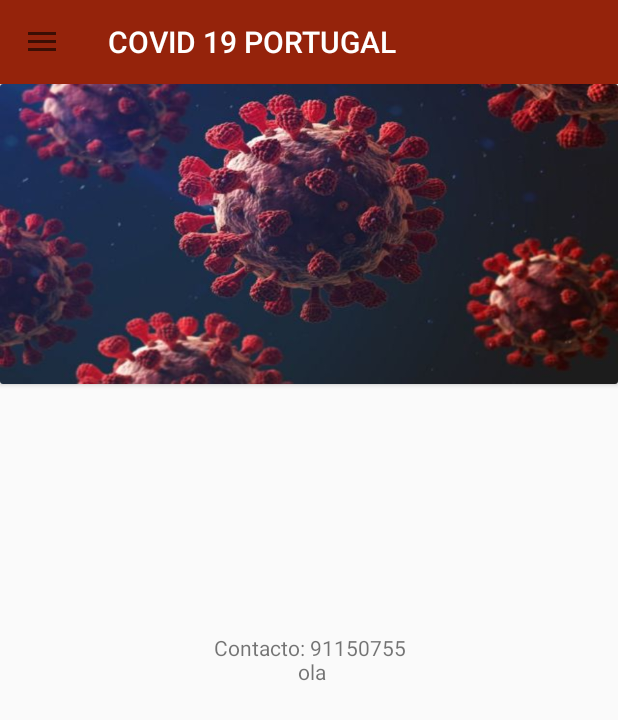
After one commit to ULHT-CM-2020-21/projeto-android-nativo-6, an Android app: the fragment ContactosFragment placed in its activity, on a phone screen of 412 x 824 dp. The commit adds this screen. Shown: the top 720 px of the screen. Run offline under Robolectric (Android 15) with nearby library versions, the phone set to English and light mode, and no system bars.

Commit message:
Mudei imagens e tirei negrito :/

```diff
--- a/app/src/main/AndroidManifest.xml
+++ b/app/src/main/AndroidManifest.xml
@@ -11,7 +11,7 @@
         android:supportsRtl="true">
         <activity
             android:name=".MainActivity"
-            android:label="Nome Aplicação">
+            android:label="@string/app_name">
 
             <intent-filter>
                 <action android:name="android.intent.action.MAIN" />
--- /dev/null
+++ b/app/src/main/java/pt/ulusofona/deisi/a2020/cm/g6/ContactosFragment.kt
@@ -0,0 +1,17 @@
+package pt.ulusofona.deisi.a2020.cm.g6
+
+import android.os.Bundle
+import androidx.fragment.app.Fragment
+import android.view.LayoutInflater
+import android.view.View
+import android.view.ViewGroup
+
+
+class ContactosFragment : Fragment() {
+
+    override fun onCreateView(inflater: LayoutInflater, container: ViewGroup?, savedInstanceState: Bundle?): View? {
+        return inflater.inflate(R.layout.fragment_contactos, container, false)
+    }
+
+
+}
--- a/app/src/main/java/pt/ulusofona/deisi/a2020/cm/g6/MainActivity.kt
+++ b/app/src/main/java/pt/ulusofona/deisi/a2020/cm/g6/MainActivity.kt
@@ -35,6 +35,7 @@ class MainActivity : AppCompatActivity(), NavigationView.OnNavigationItemSelecte
             R.id.nav_dashboard -> NavigationManager.goToDashboardFragment(supportFragmentManager)
             R.id.nav_Test -> NavigationManager.goToRegisto(supportFragmentManager)
             R.id.list_tests -> NavigationManager.goToListTestes(supportFragmentManager)
+            R.id.nav_contactos -> NavigationManager.goToContactos(supportFragmentManager)
         }
         drawer.closeDrawer(GravityCompat.START)
         return true
--- a/app/src/main/java/pt/ulusofona/deisi/a2020/cm/g6/NavigationManager.kt
+++ b/app/src/main/java/pt/ulusofona/deisi/a2020/cm/g6/NavigationManager.kt
@@ -29,6 +29,10 @@ abstract class NavigationManager {
             placeFragment(fm, DetalheTesteFragment(test))
         }
 
+        fun goToContactos(fm: FragmentManager){
+            placeFragment(fm, ContactosFragment())
+        }
+
 
     }
 }
--- /dev/null
+++ b/app/src/main/res/drawable/ic_contactos.xml
@@ -0,0 +1,10 @@
+<vector xmlns:android="http://schemas.android.com/apk/res/android"
+    android:width="24dp"
+    android:height="24dp"
+    android:viewportWidth="24"
+    android:viewportHeight="24"
+    android:tint="?attr/colorControlNormal">
+  <path
+      android:fillColor="@android:color/white"
+      android:pathData="M21,8L21,7l-3,2 -3,-2v1l3,2 3,-2zM22,3L2,3C0.9,3 0,3.9 0,5v14c0,1.1 0.9,2 2,2h20c1.1,0 1.99,-0.9 1.99,-2L24,5c0,-1.1 -0.9,-2 -2,-2zM8,6c1.66,0 3,1.34 3,3s-1.34,3 -3,3 -3,-1.34 -3,-3 1.34,-3 3,-3zM14,18L2,18v-1c0,-2 4,-3.1 6,-3.1s6,1.1 6,3.1v1zM22,12h-8L14,6h8v6z"/>
+</vector>
--- /dev/null
+++ b/app/src/main/res/layout/fragment_contactos.xml
@@ -0,0 +1,40 @@
+<?xml version="1.0" encoding="utf-8"?>
+<FrameLayout
+    xmlns:android="http://schemas.android.com/apk/res/android"
+    xmlns:tools="http://schemas.android.com/tools"
+    android:layout_width="match_parent"
+    android:layout_height="match_parent"
+    tools:context=".ContactosFragment">
+
+
+
+    <androidx.cardview.widget.CardView
+        xmlns:card_view="http://schemas.android.com/apk/res-auto"
+        android:id="@+id/card_view"
+        android:orientation="vertical"
+        android:layout_width="match_parent"
+        android:layout_height="200dp"
+        card_view:cardCornerRadius="2dp">
+
+        <ImageView
+            android:id="@+id/covidImageContactos"
+            android:layout_width="wrap_content"
+            android:layout_height="wrap_content"
+            android:src="@drawable/covid"
+            android:scaleType="fitXY"/>
+
+
+
+    </androidx.cardview.widget.CardView>
+    <TextView
+        android:id="@+id/info_text"
+        android:layout_width="match_parent"
+        android:layout_height="wrap_content"
+        android:gravity="center"
+        android:layout_gravity="center"
+        android:text="Contacto: 91150755\n ola"/>
+
+
+
+
+</FrameLayout>
--- a/app/src/main/res/menu/drawer_menu.xml
+++ b/app/src/main/res/menu/drawer_menu.xml
@@ -18,6 +18,12 @@
             android:title="@string/listTest"
             />
 
+        <item
+            android:id="@+id/nav_contactos"
+            android:icon="@drawable/ic_contactos"
+            android:title="@string/contactos"
+            />
+
     </group>
 
 
--- a/app/src/main/res/values/strings.xml
+++ b/app/src/main/res/values/strings.xml
@@ -1,5 +1,5 @@
 <resources>
-    <string name="app_name">Projeto-android-nativo-6</string>
+    <string name="app_name">COVID 19 PORTUGAL</string>
     <string name="detalheTeste">Test Detail</string>
     <string name="registoTeste">Register a new Test</string>
     <string name="localTeste">Test Location</string>
@@ -30,6 +30,7 @@
     <string name="dashboard">Dashboard</string>
     <string name="registoteste">New Test</string>
     <string name="listTest">List Tests</string>
+    <string name="contactos">Contacts</string>
     <string name="drawer_open">Open</string>
     <string name="drawer_close">Close</string>
 
```
Also changed, not shown: app/src/main/res/layout/drawer_header.xml (+9 -6 lines), app/src/main/res/layout/fragment_registo.xml (+15 -8 lines), app/src/main/res/drawable/coronavirus.jpg (added), app/src/main/res/drawable/covid.jpg (added), app/src/main/res/drawable/covid19.jpg (added), 1 other file.
